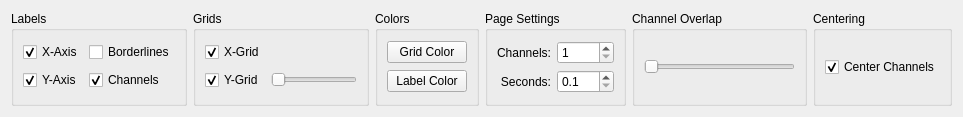
Qt form src/gui_impl/signal_browser/adapt_browser_view_widget.ui (cbrnr/sigviewer) before a commit.
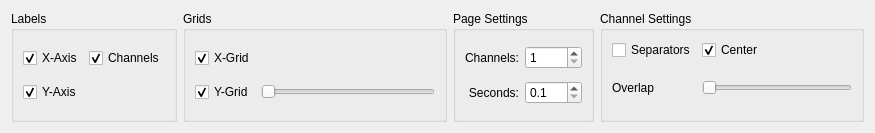
The same form after that commit.

Commit message: Redesign View Options widget (not quite done yet)

The edit to the form file:
```diff
--- a/src/gui_impl/signal_browser/adapt_browser_view_widget.ui
+++ b/src/gui_impl/signal_browser/adapt_browser_view_widget.ui
@@ -6,8 +6,8 @@
    <rect>
     <x>0</x>
     <y>0</y>
-    <width>963</width>
-    <height>117</height>
+    <width>875</width>
+    <height>133</height>
    </rect>
   </property>
   <property name="sizePolicy">
@@ -19,17 +19,43 @@
   <property name="windowTitle">
    <string>Form</string>
   </property>
-  <layout class="QGridLayout" name="gridLayout_7">
-   <item row="0" column="5">
-    <widget class="QGroupBox" name="groupBox_6">
+  <layout class="QHBoxLayout" name="horizontalLayout">
+   <item>
+    <widget class="QGroupBox" name="labelsGroupBox">
+     <property name="sizePolicy">
+      <sizepolicy hsizetype="Preferred" vsizetype="Preferred">
+       <horstretch>0</horstretch>
+       <verstretch>0</verstretch>
+      </sizepolicy>
+     </property>
      <property name="title">
-      <string>Centering</string>
+      <string>Labels</string>
      </property>
-     <layout class="QGridLayout" name="gridLayout_6">
+     <layout class="QGridLayout" name="gridLayout">
+      <item row="1" column="0">
+       <widget class="QCheckBox" name="y_axis_checkbox_">
+        <property name="text">
+         <string>Y-Axis</string>
+        </property>
+        <property name="checked">
+         <bool>true</bool>
+        </property>
+       </widget>
+      </item>
       <item row="0" column="0">
-       <widget class="QCheckBox" name="offsetCheckBox">
+       <widget class="QCheckBox" name="x_axis_checkbox_">
         <property name="text">
-         <string>Center Channels</string>
+         <string>X-Axis</string>
+        </property>
+        <property name="checked">
+         <bool>true</bool>
+        </property>
+       </widget>
+      </item>
+      <item row="0" column="1">
+       <widget class="QCheckBox" name="labels_checkbox_">
+        <property name="text">
+         <string>Channels</string>
         </property>
         <property name="checked">
          <bool>true</bool>
@@ -39,8 +65,8 @@
      </layout>
     </widget>
    </item>
-   <item row="0" column="1">
-    <widget class="QGroupBox" name="groupBox_2">
+   <item>
+    <widget class="QGroupBox" name="gridGroupBox">
      <property name="title">
       <string>Grids</string>
      </property>
@@ -79,6 +105,12 @@
       </item>
       <item row="1" column="1">
        <widget class="QSlider" name="yGridSlider">
+        <property name="sizePolicy">
+         <sizepolicy hsizetype="Expanding" vsizetype="Preferred">
+          <horstretch>0</horstretch>
+          <verstretch>0</verstretch>
+         </sizepolicy>
+        </property>
         <property name="maximum">
          <number>30</number>
         </property>
@@ -88,163 +120,106 @@
         <property name="orientation">
          <enum>Qt::Horizontal</enum>
         </property>
-        <property name="invertedControls">
-         <bool>false</bool>
-        </property>
-        <property name="tickPosition">
-         <enum>QSlider::NoTicks</enum>
-        </property>
        </widget>
       </item>
      </layout>
     </widget>
    </item>
-   <item row="0" column="4">
-    <widget class="QGroupBox" name="groupBox_5">
-     <property name="title">
-      <string>Channel Overlap</string>
-     </property>
-     <layout class="QGridLayout" name="gridLayout_5">
-      <item row="0" column="0">
-       <widget class="QSlider" name="channelOverlappingSlider">
-        <property name="maximum">
-         <number>100</number>
-        </property>
-        <property name="orientation">
-         <enum>Qt::Horizontal</enum>
-        </property>
-       </widget>
-      </item>
-     </layout>
-    </widget>
-   </item>
-   <item row="0" column="0">
-    <widget class="QGroupBox" name="groupBox">
-     <property name="title">
-      <string>Labels</string>
-     </property>
-     <layout class="QGridLayout" name="gridLayout">
-      <item row="1" column="1">
-       <widget class="QCheckBox" name="labels_checkbox_">
-        <property name="text">
-         <string>Channels</string>
-        </property>
-        <property name="checked">
-         <bool>true</bool>
-        </property>
-       </widget>
-      </item>
-      <item row="1" column="0">
-       <widget class="QCheckBox" name="y_axis_checkbox_">
-        <property name="text">
-         <string>Y-Axis</string>
-        </property>
-        <property name="checked">
-         <bool>true</bool>
-        </property>
-       </widget>
-      </item>
-      <item row="0" column="0">
-       <widget class="QCheckBox" name="x_axis_checkbox_">
-        <property name="text">
-         <string>X-Axis</string>
-        </property>
-        <property name="checked">
-         <bool>true</bool>
-        </property>
-       </widget>
-      </item>
-      <item row="0" column="1">
-       <widget class="QCheckBox" name="border_checkBox_">
-        <property name="text">
-         <string>Borderlines</string>
-        </property>
-       </widget>
-      </item>
-     </layout>
-    </widget>
-   </item>
-   <item row="0" column="3">
-    <widget class="QGroupBox" name="groupBox_3">
+   <item>
+    <widget class="QGroupBox" name="pageGroupBox">
      <property name="title">
       <string>Page Settings</string>
      </property>
      <layout class="QGridLayout" name="gridLayout_3">
       <item row="0" column="0">
-       <layout class="QHBoxLayout" name="horizontalLayout">
-        <item>
-         <layout class="QVBoxLayout" name="verticalLayout">
-          <item>
-           <widget class="QLabel" name="label_2">
-            <property name="text">
-             <string>Channels:</string>
-            </property>
-            <property name="alignment">
-             <set>Qt::AlignRight|Qt::AlignTrailing|Qt::AlignVCenter</set>
-            </property>
-           </widget>
-          </item>
-          <item>
-           <widget class="QLabel" name="xUnitsPerPageLabel">
-            <property name="text">
-             <string>Seconds:</string>
-            </property>
-            <property name="alignment">
-             <set>Qt::AlignRight|Qt::AlignTrailing|Qt::AlignVCenter</set>
-            </property>
-           </widget>
-          </item>
-         </layout>
-        </item>
-        <item>
-         <layout class="QVBoxLayout" name="verticalLayout_2">
-          <item>
-           <widget class="QSpinBox" name="channelsPerPageSpinbox">
-            <property name="minimum">
-             <number>1</number>
-            </property>
-           </widget>
-          </item>
-          <item>
-           <widget class="QDoubleSpinBox" name="secsPerPageSpinbox">
-            <property name="decimals">
-             <number>1</number>
-            </property>
-            <property name="minimum">
-             <double>0.100000000000000</double>
-            </property>
-           </widget>
-          </item>
-         </layout>
-        </item>
-       </layout>
+       <widget class="QLabel" name="label_2">
+        <property name="text">
+         <string>Channels:</string>
+        </property>
+        <property name="alignment">
+         <set>Qt::AlignRight|Qt::AlignTrailing|Qt::AlignVCenter</set>
+        </property>
+       </widget>
+      </item>
+      <item row="0" column="1">
+       <widget class="QSpinBox" name="channelsPerPageSpinbox">
+        <property name="minimum">
+         <number>1</number>
+        </property>
+       </widget>
+      </item>
+      <item row="1" column="0">
+       <widget class="QLabel" name="xUnitsPerPageLabel">
+        <property name="text">
+         <string>Seconds:</string>
+        </property>
+        <property name="alignment">
+         <set>Qt::AlignRight|Qt::AlignTrailing|Qt::AlignVCenter</set>
+        </property>
+       </widget>
+      </item>
+      <item row="1" column="1">
+       <widget class="QDoubleSpinBox" name="secsPerPageSpinbox">
+        <property name="decimals">
+         <number>1</number>
+        </property>
+        <property name="minimum">
+         <double>0.100000000000000</double>
+        </property>
+       </widget>
       </item>
      </layout>
     </widget>
    </item>
-   <item row="0" column="2">
-    <widget class="QGroupBox" name="groupBox_4">
+   <item>
+    <widget class="QGroupBox" name="channelGroupBox">
      <property name="title">
-      <string>Colors</string>
+      <string>Channel Settings</string>
      </property>
      <layout class="QGridLayout" name="gridLayout_4">
-      <item row="0" column="0">
-       <widget class="QPushButton" name="grid_color_button">
+      <item row="0" column="0" colspan="2">
+       <widget class="QCheckBox" name="border_checkBox_">
+        <property name="text">
+         <string>Separators</string>
+        </property>
+       </widget>
+      </item>
+      <item row="0" column="2">
+       <widget class="QCheckBox" name="offsetCheckBox">
+        <property name="text">
+         <string>Center</string>
+        </property>
+        <property name="checked">
+         <bool>true</bool>
+        </property>
+       </widget>
+      </item>
+      <item row="1" column="0">
+       <widget class="QLabel" name="label_3">
+        <property name="text">
+         <string>Overlap</string>
+        </property>
+        <property name="alignment">
+         <set>Qt::AlignRight|Qt::AlignTrailing|Qt::AlignVCenter</set>
+        </property>
+       </widget>
+      </item>
+      <item row="1" column="2">
+       <widget class="QSlider" name="channelOverlappingSlider">
+        <property name="enabled">
+         <bool>true</bool>
+        </property>
         <property name="sizePolicy">
-         <sizepolicy hsizetype="Minimum" vsizetype="Fixed">
+         <sizepolicy hsizetype="Expanding" vsizetype="Preferred">
           <horstretch>0</horstretch>
           <verstretch>0</verstretch>
          </sizepolicy>
         </property>
-        <property name="text">
-         <string>Grid Color</string>
+        <property name="maximum">
+         <number>100</number>
         </property>
-       </widget>
-      </item>
-      <item row="1" column="0">
-       <widget class="QPushButton" name="label_color_button">
-        <property name="text">
-         <string>Label Color</string>
+        <property name="orientation">
+         <enum>Qt::Horizontal</enum>
         </property>
        </widget>
       </item>
```
Left out of the diff: 3 changed lines with no effect on the pictures. The commit also changes 2 other files.
